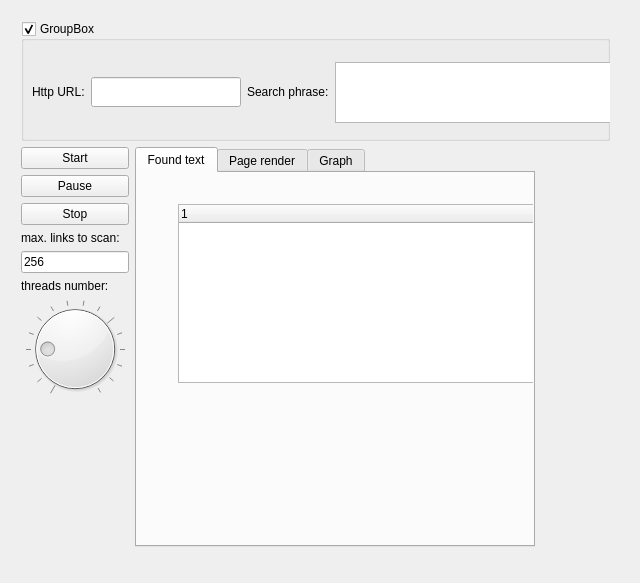
Old version of the form widget.ui in the repository blinkenlichten/simple-gui-crawler.
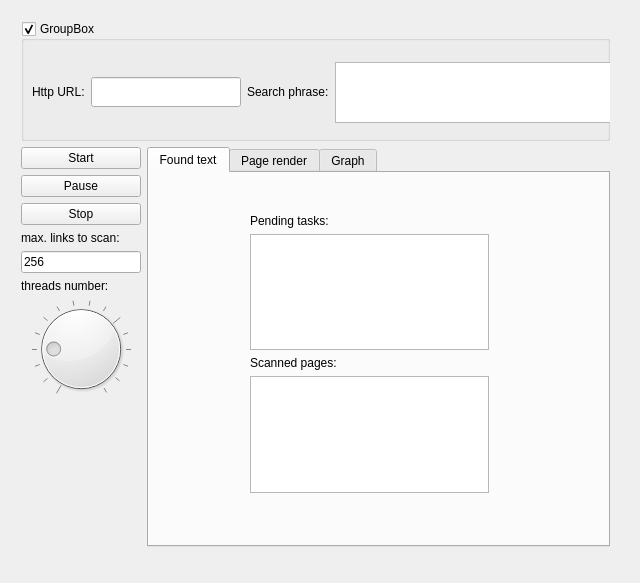
New version of the form.

Patch:
```diff
--- a/widget.ui
+++ b/widget.ui
@@ -291,22 +291,33 @@
          <widget class="QWidget" name="horizontalLayoutWidget_2">
           <property name="geometry">
            <rect>
-            <x>30</x>
-            <y>20</y>
-            <width>421</width>
-            <height>201</height>
+            <x>90</x>
+            <y>30</y>
+            <width>261</width>
+            <height>301</height>
            </rect>
           </property>
-          <layout class="QHBoxLayout" name="textHorizontalLayout">
+          <layout class="QVBoxLayout" name="listVerticalLayout_2">
            <item>
-            <widget class="QTreeWidget" name="treeWidget">
-             <column>
-              <property name="text">
-               <string notr="true">1</string>
-              </property>
-             </column>
+            <widget class="QLabel" name="label">
+             <property name="text">
+              <string>Pending tasks:</string>
+             </property>
             </widget>
            </item>
+           <item>
+            <widget class="QListWidget" name="listWidget"/>
+           </item>
+           <item>
+            <widget class="QLabel" name="label_3">
+             <property name="text">
+              <string>Scanned pages:</string>
+             </property>
+            </widget>
+           </item>
+           <item>
+            <widget class="QListWidget" name="listWidget_2"/>
+           </item>
           </layout>
          </widget>
         </widget>
@@ -344,19 +355,6 @@
         </widget>
        </widget>
       </item>
-      <item>
-       <spacer name="spacer">
-        <property name="orientation">
-         <enum>Qt::Horizontal</enum>
-        </property>
-        <property name="sizeHint" stdset="0">
-         <size>
-          <width>20</width>
-          <height>20</height>
-         </size>
-        </property>
-       </spacer>
-      </item>
      </layout>
     </item>
     <item>
```
Left out of the diff: 4 changed lines with no effect on the pictures.
